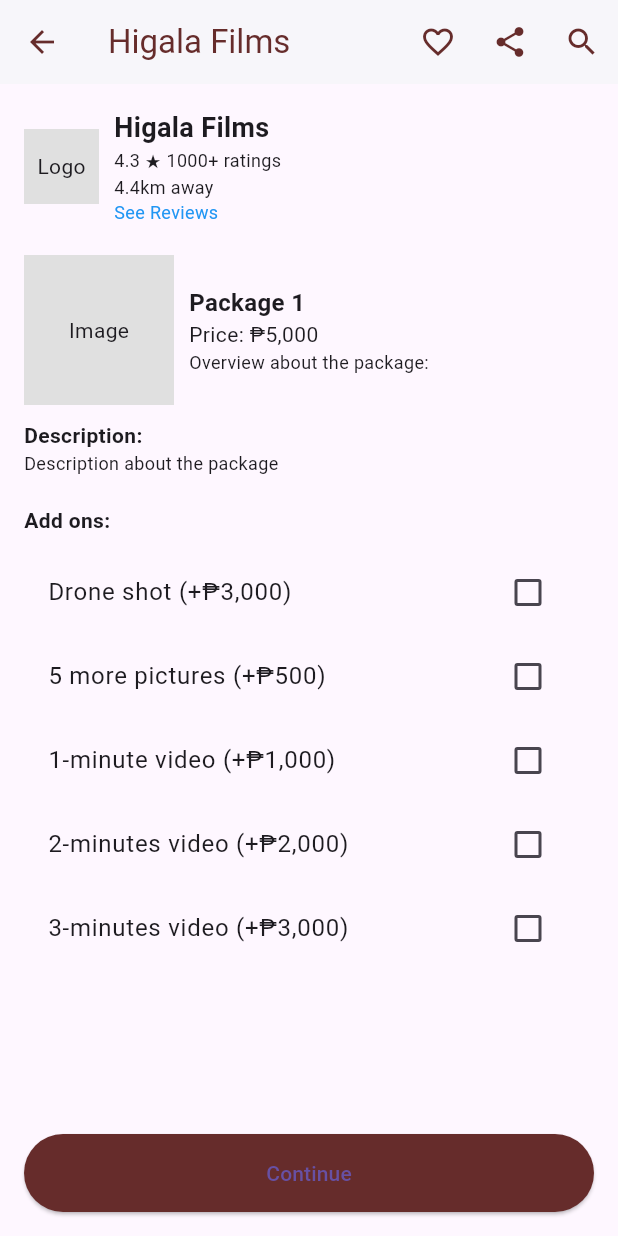
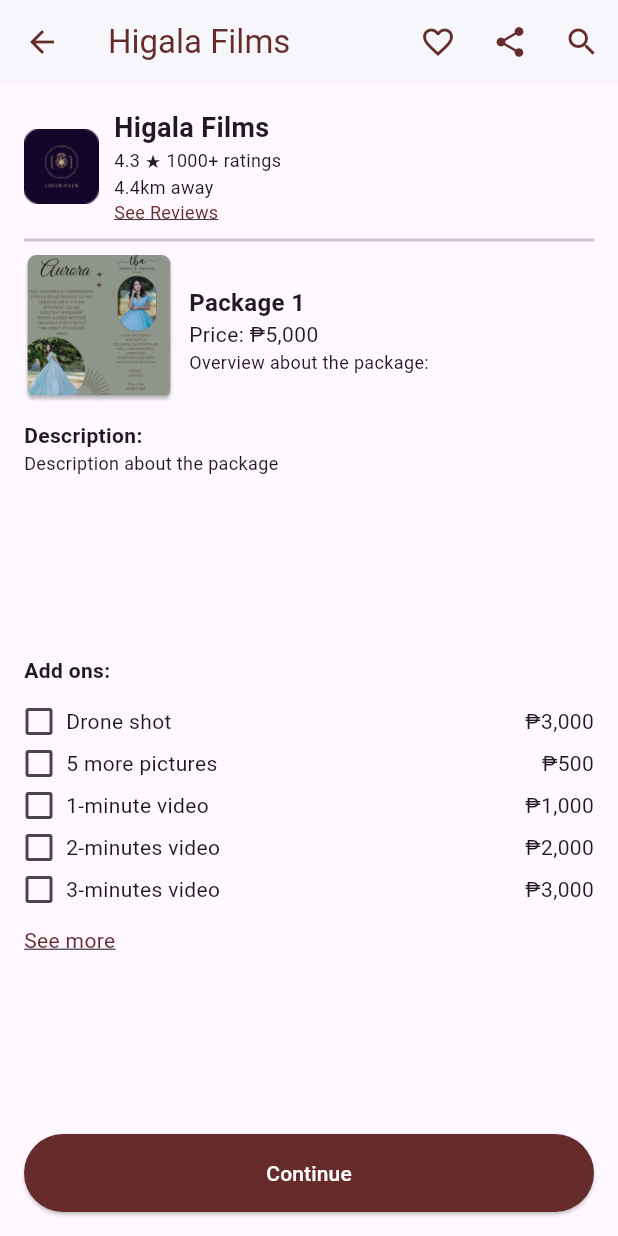
Before and after one commit to Nenosaj/CamHub, a Flutter app: the PackageDetailsPage screen opened directly, on a phone screen of 412 x 824 dp. Run offline on Flutter 3.47's test engine with Material 3 defaults, Android fonts, the phone set to English and light mode, and no system bars; our stand-ins replace charts_flutter.

Commit message:
package details

```diff
--- a/lib/screens/ClientUI/client_packagedetails.dart
+++ b/lib/screens/ClientUI/client_packagedetails.dart
@@ -1,7 +1,28 @@
 import 'package:flutter/material.dart';
 
-class PackageDetailsPage extends StatelessWidget {
+class PackageDetailsPage extends StatefulWidget {
   const PackageDetailsPage({super.key});
+
+  @override
+  _PackageDetailsPageState createState() => _PackageDetailsPageState();
+}
+
+class _PackageDetailsPageState extends State<PackageDetailsPage> {
+  Map<String, bool> addOns = {
+    'Drone shot': false,
+    '5 more pictures': false,
+    '1-minute video': false,
+    '2-minutes video': false,
+    '3-minutes video': false,
+  };
+
+  Map<String, String> addOnPrices = {
+    'Drone shot': '₱3,000',
+    '5 more pictures': '₱500',
+    '1-minute video': '₱1,000',
+    '2-minutes video': '₱2,000',
+    '3-minutes video': '₱3,000',
+  };
 
   @override
   Widget build(BuildContext context) {
@@ -37,59 +58,16 @@ class PackageDetailsPage extends StatelessWidget {
         child: Column(
           crossAxisAlignment: CrossAxisAlignment.start,
           children: [
+            _buildHigalaFilmsHeader(),
+            const Divider(height: 20, thickness: 2), // Line separator
             Row(
               children: [
-                // Placeholder for the logo
-                Container(
-                  width: 50,
-                  height: 50,
-                  color: Colors.grey[300],
-                  child: Center(child: Text('Logo')),
-                ),
-                const SizedBox(width: 10),
-                Column(
-                  crossAxisAlignment: CrossAxisAlignment.start,
-                  children: [
-                    const Text(
-                      'Higala Films',
-                      style: TextStyle(
-                        fontSize: 18,
-                        fontWeight: FontWeight.bold,
-                      ),
-                    ),
-                    const Text(
-                      '4.3 ★ 1000+ ratings',
-                      style: TextStyle(fontSize: 12),
-                    ),
-                    const Text(
-                      '4.4km away',
-                      style: TextStyle(fontSize: 12),
-                    ),
-                    GestureDetector(
-                      onTap: () {
-                        // Add See Reviews navigation
-                      },
-                      child: const Text(
-                        'See Reviews',
-                        style: TextStyle(
-                          fontSize: 12,
-                          color: Colors.blue,
-                        ),
-                      ),
-                    ),
-                  ],
-                ),
-              ],
-            ),
-            const SizedBox(height: 20),
-            Row(
-              children: [
-                // Placeholder for package image
-                Container(
+                // Package image
+                Image.asset(
+                  'assets/images/package1.png',
                   width: 100,
                   height: 100,
-                  color: Colors.grey[300],
-                  child: Center(child: Text('Image')),
+                  fit: BoxFit.cover,
                 ),
                 const SizedBox(width: 10),
                 Column(
@@ -126,7 +104,7 @@ class PackageDetailsPage extends StatelessWidget {
               'Description about the package',
               style: TextStyle(fontSize: 12),
             ),
-            const SizedBox(height: 20),
+            const SizedBox(height: 120),
             const Text(
               'Add ons:',
               style: TextStyle(
@@ -135,7 +113,7 @@ class PackageDetailsPage extends StatelessWidget {
               ),
             ),
             const SizedBox(height: 10),
-            AddOnsWidget(),
+            _buildAddOnsWidget(), // This will include "See more" button inside
             const Spacer(),
             Center(
               child: SizedBox(
@@ -145,10 +123,14 @@ class PackageDetailsPage extends StatelessWidget {
                     // Add continue button functionality
                   },
                   style: ElevatedButton.styleFrom(
-                    backgroundColor: Color(0xFF662C2B),
+                    backgroundColor: const Color(0xFF662C2B),
                     padding: const EdgeInsets.symmetric(vertical: 16),
                   ),
-                  child: const Text('Continue'),
+                  child: const Text(
+                    'Continue',
+                    style: TextStyle(
+                        color: Colors.white), // Set the text color to white
+                  ),
                 ),
               ),
             ),
@@ -157,39 +139,108 @@ class PackageDetailsPage extends StatelessWidget {
       ),
     );
   }
+
+  // Function to build the Higala Films header
+  Widget _buildHigalaFilmsHeader() {
+    return Row(
+      children: [
+        // Higala Films logo
+        Image.asset(
+          'assets/images/higala_logo.png',
+          width: 50,
+          height: 50,
+          fit: BoxFit.cover,
+        ),
+        const SizedBox(width: 10),
+        Column(
+          crossAxisAlignment: CrossAxisAlignment.start,
+          children: [
+            const Text(
+              'Higala Films',
+              style: TextStyle(
+                fontSize: 18,
+                fontWeight: FontWeight.bold,
+              ),
+            ),
+            const Text(
+              '4.3 ★ 1000+ ratings',
+              style: TextStyle(fontSize: 12),
+            ),
+            const Text(
+              '4.4km away',
+              style: TextStyle(fontSize: 12),
+            ),
+            GestureDetector(
+              onTap: () {
+                // Add See Reviews navigation
+              },
+              child: const Text(
+                'See Reviews',
+                style: TextStyle(
+                  fontSize: 12,
+                  color: Color(0xFF662C2B),
+                  decoration: TextDecoration.underline,
+                ),
+              ),
+            ),
+          ],
+        ),
+      ],
+    );
   }
 
-class AddOnsWidget extends StatefulWidget {
-  const AddOnsWidget({super.key});
-
-  @override
-  _AddOnsWidgetState createState() => _AddOnsWidgetState();
-}
-
-class _AddOnsWidgetState extends State<AddOnsWidget> {
-  Map<String, bool> addOns = {
-    'Drone shot (+₱3,000)': false,
-    '5 more pictures (+₱500)': false,
-    '1-minute video (+₱1,000)': false,
-    '2-minutes video (+₱2,000)': false,
-    '3-minutes video (+₱3,000)': false,
-  };
-
-  @override
-  Widget build(BuildContext context) {
+  // Function to build the Add-ons section
+  Widget _buildAddOnsWidget() {
     return Column(
-      children: addOns.keys.map((String key) {
-        return CheckboxListTile(
-          activeColor: const Color(0xFF662C2B),
-          title: Text(key),
-          value: addOns[key],
+      children: [
+        ...addOns.keys.map((String key) {
+          return Padding(
+            padding: const EdgeInsets.symmetric(vertical: 4.0),
+            child: Row(
+              mainAxisAlignment: MainAxisAlignment.spaceBetween,
+              children: [
+                Row(
+                  children: [
+                    SizedBox(
+                      width: 20,
+                      height: 20,
+                      child: Checkbox(
+                        value: addOns[key] ?? false, // Ensures null-safety
                         onChanged: (bool? value) {
                           setState(() {
                             addOns[key] = value ?? false;
                           });
                         },
+                        activeColor: const Color(0xFF662C2B),
+                      ),
+                    ),
+                    const SizedBox(width: 8),
+                    Text(key),
+                  ],
+                ),
+                Text(addOnPrices[key] ?? ''), // Ensures null-safety
+              ],
+            ),
           );
         }).toList(),
+        const SizedBox(height: 10),
+        Align(
+          alignment: Alignment.centerLeft, // Align to the right
+          child: GestureDetector(
+            onTap: () {
+              // Handle 'See More' functionality
+            },
+            child: const Text(
+              'See more',
+              style: TextStyle(
+                fontSize: 14,
+                color: Color(0xFF662C2B),
+                decoration: TextDecoration.underline,
+              ),
+            ),
+          ),
+        ),
+      ],
     );
   }
 }
```
Lines whose indentation alone changed are shown as unchanged.
